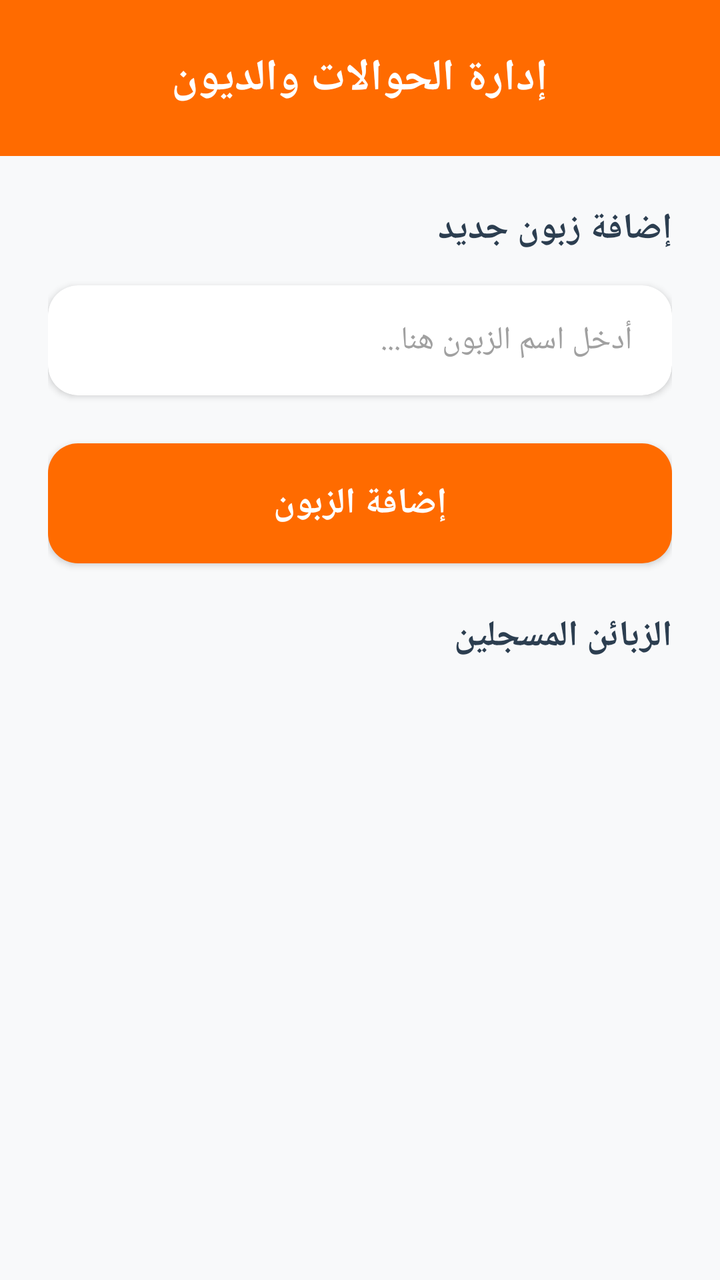
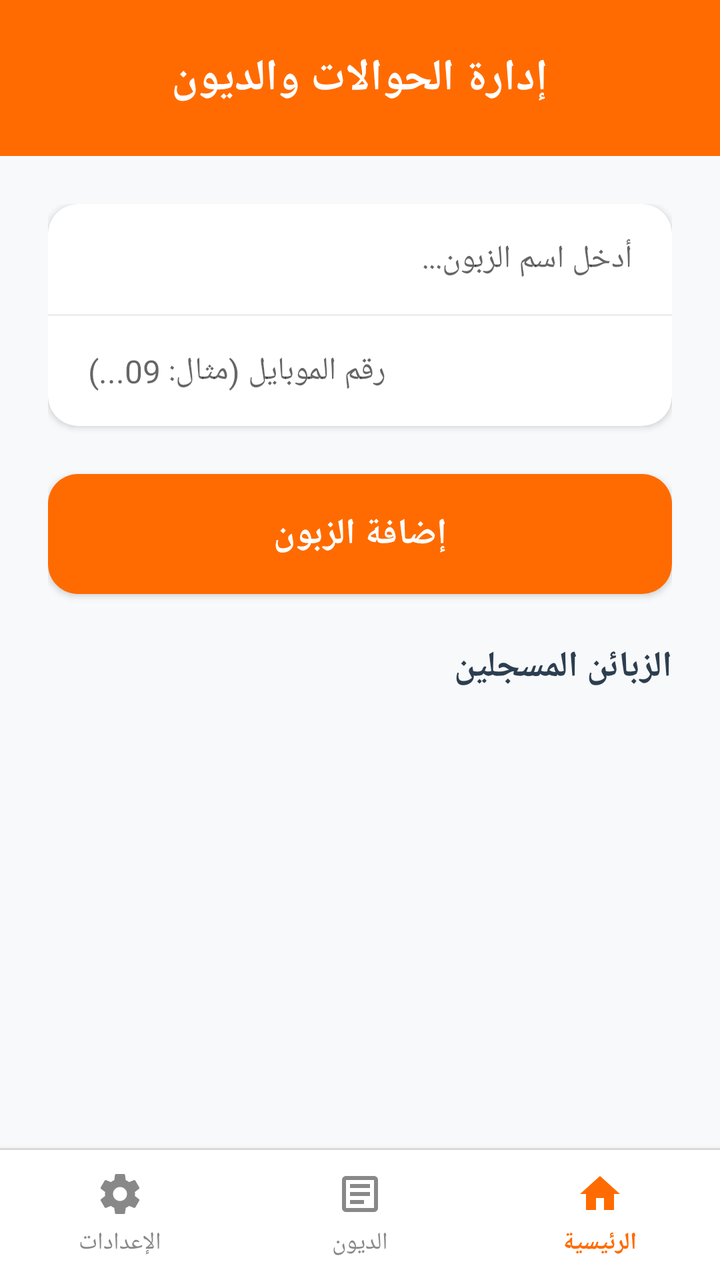

Before-and-after screenshots of an Android layout around one commit, followed by the original layout XML and the change that was made.
<!-- AndroidManifest.xml: application theme Theme.AppCompat.Light.NoActionBar -->
<!-- res/layout/activity_main.xml -->
﻿<?xml version="1.0" encoding="utf-8"?>
<LinearLayout xmlns:android="http://schemas.android.com/apk/res/android"
    xmlns:app="http://schemas.android.com/apk/res-auto"
    android:layout_width="match_parent"
    android:layout_height="match_parent"
    android:orientation="vertical"
    android:layoutDirection="rtl"
    android:background="#F8F9FA">

    <LinearLayout
        android:layout_width="match_parent"
        android:layout_height="wrap_content"
        android:background="#FF6B00"
        android:padding="24dp"
        android:orientation="vertical"
        android:gravity="center">
        <TextView
            android:layout_width="wrap_content"
            android:layout_height="wrap_content"
            android:text="إدارة الحوالات والديون"
            android:textSize="22sp"
            android:textStyle="bold"
            android:textColor="#FFFFFF" />
    </LinearLayout>

    <LinearLayout
        android:layout_width="match_parent"
        android:layout_height="match_parent"
        android:orientation="vertical"
        android:padding="24dp">

        <TextView
            android:layout_width="wrap_content"
            android:layout_height="wrap_content"
            android:text="إضافة زبون جديد"
            android:textSize="18sp"
            android:textStyle="bold"
            android:textColor="#2C3E50"
            android:layout_marginBottom="16dp"/>

        <androidx.cardview.widget.CardView
            android:layout_width="match_parent"
            android:layout_height="wrap_content"
            app:cardCornerRadius="15dp"
            app:cardElevation="2dp"
            android:layout_marginBottom="24dp"
            app:cardBackgroundColor="#FFFFFF">
            <EditText
                android:id="@+id/input_name"
                android:layout_width="match_parent"
                android:layout_height="55dp"
                android:background="@null"
                android:hint="أدخل اسم الزبون هنا..."
                android:paddingStart="20dp"
                android:paddingEnd="20dp"
                android:textSize="16sp"
                android:textColor="#333333"
                android:textColorHint="#A0A0A0" />
        </androidx.cardview.widget.CardView>

        <androidx.appcompat.widget.AppCompatButton
            android:id="@+id/btn_save"
            android:layout_width="match_parent"
            android:layout_height="60dp"
            android:text="إضافة الزبون"
            android:textSize="18sp"
            android:textStyle="bold"
            android:background="@drawable/bg_rounded_orange"
            android:textColor="#FFFFFF" 
            android:layout_marginBottom="24dp"/>

        <TextView
            android:layout_width="wrap_content"
            android:layout_height="wrap_content"
            android:text="الزبائن المسجلين"
            android:textSize="18sp"
            android:textStyle="bold"
            android:textColor="#2C3E50"
            android:layout_marginBottom="12dp"/>

        <androidx.recyclerview.widget.RecyclerView
            android:id="@+id/recycler_customers"
            android:layout_width="match_parent"
            android:layout_height="match_parent"
            android:clipToPadding="false"
            android:paddingBottom="20dp" />
    </LinearLayout>
</LinearLayout>
<!-- resources referenced by this layout -->
<resources>
  <!-- drawable bg_rounded_orange (drawable) -->
  <?xml version="1.0" encoding="utf-8"?>
  <shape xmlns:android="http://schemas.android.com/apk/res/android" android:shape="rectangle">
      <solid android:color="#FF6B00" />
      <corners android:radius="15dp" />
  </shape>
</resources>

<!-- the commit's change to res/layout/activity_main.xml (unified diff, before → after) -->
@@ -7,82 +7,189 @@
     android:layoutDirection="rtl"
     android:background="#F8F9FA">
 
+    
     <LinearLayout
         android:layout_width="match_parent"
-        android:layout_height="wrap_content"
-        android:background="#FF6B00"
-        android:padding="24dp"
-        android:orientation="vertical"
-        android:gravity="center">
-        <TextView
-            android:layout_width="wrap_content"
+        android:layout_height="0dp"
+        android:layout_weight="1"
+        android:orientation="vertical">
+        
+        <LinearLayout
+            android:layout_width="match_parent"
             android:layout_height="wrap_content"
-            android:text="إدارة الحوالات والديون"
-            android:textSize="22sp"
-            android:textStyle="bold"
-            android:textColor="#FFFFFF" />
+            android:background="#FF6B00"
+            android:padding="24dp"
+            android:orientation="vertical"
+            android:gravity="center">
+            <TextView
+                android:layout_width="wrap_content"
+                android:layout_height="wrap_content"
+                android:text="إدارة الحوالات والديون"
+                android:textSize="22sp"
+                android:textStyle="bold"
+                android:textColor="#FFFFFF" />
+        </LinearLayout>
+
+        <LinearLayout
+            android:layout_width="match_parent"
+            android:layout_height="match_parent"
+            android:orientation="vertical"
+            android:padding="24dp">
+            
+            <androidx.cardview.widget.CardView
+                android:layout_width="match_parent"
+                android:layout_height="wrap_content"
+                app:cardCornerRadius="15dp"
+                app:cardElevation="2dp"
+                android:layout_marginBottom="24dp"
+                app:cardBackgroundColor="#FFFFFF">
+                <LinearLayout
+                    android:layout_width="match_parent"
+                    android:layout_height="wrap_content"
+                    android:orientation="vertical">
+                    <EditText
+                        android:id="@+id/input_name"
+                        android:layout_width="match_parent"
+                        android:layout_height="55dp"
+                        android:background="@null"
+                        android:hint="أدخل اسم الزبون..."
+                        android:paddingStart="20dp"
+                        android:paddingEnd="20dp"
+                        android:textSize="16sp"
+                        android:textColor="#333333" />
+                    <View
+                        android:layout_width="match_parent"
+                        android:layout_height="1dp"
+                        android:background="#EEEEEE" />
+                    <EditText
+                        android:id="@+id/input_phone"
+                        android:layout_width="match_parent"
+                        android:layout_height="55dp"
+                        android:background="@null"
+                        android:inputType="phone"
+                        android:hint="رقم الموبايل (مثال: 09...)"
+                        android:paddingStart="20dp"
+                        android:paddingEnd="20dp"
+                        android:textSize="16sp"
+                        android:textColor="#333333" />
+                </LinearLayout>
+            </androidx.cardview.widget.CardView>
+
+            <androidx.appcompat.widget.AppCompatButton
+                android:id="@+id/btn_save"
+                android:layout_width="match_parent"
+                android:layout_height="60dp"
+                android:text="إضافة الزبون"
+                android:textSize="18sp"
+                android:textStyle="bold"
+                android:background="@drawable/bg_rounded_orange"
+                android:textColor="#FFFFFF" 
+                android:layout_marginBottom="24dp"/>
+
+            <TextView
+                android:layout_width="wrap_content"
+                android:layout_height="wrap_content"
+                android:text="الزبائن المسجلين"
+                android:textSize="18sp"
+                android:textStyle="bold"
+                android:textColor="#2C3E50"
+                android:layout_marginBottom="12dp"/>
+
+            <androidx.recyclerview.widget.RecyclerView
+                android:id="@+id/recycler_customers"
+                android:layout_width="match_parent"
+                android:layout_height="match_parent"
+                android:clipToPadding="false"
+                android:paddingBottom="20dp" />
+        </LinearLayout>
     </LinearLayout>
 
+    
+    <View
+        android:layout_width="match_parent"
+        android:layout_height="1dp"
+        android:background="#E0E0E0" />
+
+    
     <LinearLayout
         android:layout_width="match_parent"
-        android:layout_height="match_parent"
-        android:orientation="vertical"
-        android:padding="24dp">
+        android:layout_height="65dp"
+        android:orientation="horizontal"
+        android:background="#FFFFFF"
+        android:elevation="8dp">
 
-        <TextView
-            android:layout_width="wrap_content"
-            android:layout_height="wrap_content"
-            android:text="إضافة زبون جديد"
-            android:textSize="18sp"
-            android:textStyle="bold"
-            android:textColor="#2C3E50"
-            android:layout_marginBottom="16dp"/>
+        
+        <LinearLayout
+            android:id="@+id/nav_home"
+            android:layout_width="0dp"
+            android:layout_weight="1"
+            android:layout_height="match_parent"
+            android:orientation="vertical"
+            android:gravity="center"
+            android:background="?android:attr/selectableItemBackground"
+            android:clickable="true"
+            android:focusable="true">
+            <ImageView
+                android:layout_width="24dp"
+                android:layout_height="24dp"
+                android:src="@drawable/ic_home" />
+            <TextView
+                android:layout_width="wrap_content"
+                android:layout_height="wrap_content"
+                android:text="الرئيسية"
+                android:textSize="12sp"
+                android:textStyle="bold"
+                android:textColor="#FF6B00"
+                android:layout_marginTop="4dp"/>
+        </LinearLayout>
 
-        <androidx.cardview.widget.CardView
-            android:layout_width="match_parent"
-            android:layout_height="wrap_content"
-            app:cardCornerRadius="15dp"
-            app:cardElevation="2dp"
-            android:layout_marginBottom="24dp"
-            app:cardBackgroundColor="#FFFFFF">
-            <EditText
-                android:id="@+id/input_name"
-                android:layout_width="match_parent"
-                android:layout_height="55dp"
-                android:background="@null"
-                android:hint="أدخل اسم الزبون هنا..."
-                android:paddingStart="20dp"
-                android:paddingEnd="20dp"
-                android:textSize="16sp"
-                android:textColor="#333333"
-                android:textColorHint="#A0A0A0" />
-        </androidx.cardview.widget.CardView>
+        
+        <LinearLayout
+            android:id="@+id/nav_debt"
+            android:layout_width="0dp"
+            android:layout_weight="1"
+            android:layout_height="match_parent"
+            android:orientation="vertical"
+            android:gravity="center"
+            android:background="?android:attr/selectableItemBackground"
+            android:clickable="true"
+            android:focusable="true">
+            <ImageView
+                android:layout_width="24dp"
+                android:layout_height="24dp"
+                android:src="@drawable/ic_debt" />
+            <TextView
+                android:layout_width="wrap_content"
+                android:layout_height="wrap_content"
+                android:text="الديون"
+                android:textSize="12sp"
+                android:textColor="#888888"
+                android:layout_marginTop="4dp"/>
+        </LinearLayout>
 
-        <androidx.appcompat.widget.AppCompatButton
-            android:id="@+id/btn_save"
-            android:layout_width="match_parent"
-            android:layout_height="60dp"
-            android:text="إضافة الزبون"
-            android:textSize="18sp"
-            android:textStyle="bold"
-            android:background="@drawable/bg_rounded_orange"
-            android:textColor="#FFFFFF" 
-            android:layout_marginBottom="24dp"/>
+        
+        <LinearLayout
+            android:id="@+id/nav_settings"
+            android:layout_width="0dp"
+            android:layout_weight="1"
+            android:layout_height="match_parent"
+            android:orientation="vertical"
+            android:gravity="center"
+            android:background="?android:attr/selectableItemBackground"
+            android:clickable="true"
+            android:focusable="true">
+            <ImageView
+                android:layout_width="24dp"
+                android:layout_height="24dp"
+                android:src="@drawable/ic_settings" />
+            <TextView
+                android:layout_width="wrap_content"
+                android:layout_height="wrap_content"
+                android:text="الإعدادات"
+                android:textSize="12sp"
+                android:textColor="#888888"
+                android:layout_marginTop="4dp"/>
+        </LinearLayout>
 
-        <TextView
-            android:layout_width="wrap_content"
-            android:layout_height="wrap_content"
-            android:text="الزبائن المسجلين"
-            android:textSize="18sp"
-            android:textStyle="bold"
-            android:textColor="#2C3E50"
-            android:layout_marginBottom="12dp"/>
-
-        <androidx.recyclerview.widget.RecyclerView
-            android:id="@+id/recycler_customers"
-            android:layout_width="match_parent"
-            android:layout_height="match_parent"
-            android:clipToPadding="false"
-            android:paddingBottom="20dp" />
     </LinearLayout>
 </LinearLayout>
<!-- resource entries referenced after the edit -->
@@ -6,5 +6,20 @@
       <solid android:color="#FF6B00" />
       <corners android:radius="15dp" />
   </shape>
+  <!-- drawable ic_debt (drawable) -->
+  ﻿<?xml version="1.0" encoding="utf-8"?>
+  <vector xmlns:android="http://schemas.android.com/apk/res/android" android:width="24dp" android:height="24dp" android:viewportWidth="24" android:viewportHeight="24">
+      <path android:fillColor="#888888" android:pathData="M19,3H5C3.89,3 3,3.9 3,5v14c0,1.1 0.89,2 2,2h14c1.11,0 2,-0.9 2,-2V5C21,3.9 20.11,3 19,3zM19,19H5V5h14V19zM7,7h10v2H7V7zM7,11h10v2H7V11zM7,15h7v2H7V15z"/>
+  </vector>
+  <!-- drawable ic_home (drawable) -->
+  ﻿<?xml version="1.0" encoding="utf-8"?>
+  <vector xmlns:android="http://schemas.android.com/apk/res/android" android:width="24dp" android:height="24dp" android:viewportWidth="24" android:viewportHeight="24">
+      <path android:fillColor="#FF6B00" android:pathData="M10,20v-6h4v6h5v-8h3L12,3 2,12h3v8z"/>
+  </vector>
+  <!-- drawable ic_settings (drawable) -->
+  ﻿<?xml version="1.0" encoding="utf-8"?>
+  <vector xmlns:android="http://schemas.android.com/apk/res/android" android:width="24dp" android:height="24dp" android:viewportWidth="24" android:viewportHeight="24">
+      <path android:fillColor="#888888" android:pathData="M19.43,12.98c0.04,-0.32 0.07,-0.64 0.07,-0.98s-0.03,-0.66 -0.07,-0.98l2.11,-1.65c0.19,-0.15 0.24,-0.42 0.12,-0.64l-2,-3.46c-0.12,-0.22 -0.39,-0.3 -0.61,-0.22l-2.49,1c-0.52,-0.4 -1.08,-0.73 -1.69,-0.98l-0.38,-2.65C14.46,2.18 14.25,2 14,2h-4c-0.25,0 -0.46,0.18 -0.49,0.42l-0.38,2.65c-0.61,0.25 -1.17,0.59 -1.69,0.98l-2.49,-1c-0.23,-0.09 -0.49,0 -0.61,0.22l-2,3.46c-0.13,0.22 -0.07,0.49 0.12,0.64l2.11,1.65c-0.04,0.32 -0.07,0.65 -0.07,0.98s0.03,0.66 0.07,0.98l-2.11,1.65c-0.19,0.15 -0.24,0.42 -0.12,0.64l2,3.46c0.12,0.22 0.39,0.3 0.61,0.22l2.49,-1c0.52,0.4 1.08,0.73 1.69,0.98l0.38,2.65C9.54,21.82 9.75,22 10,22h4c0.25,0 0.46,-0.18 0.49,-0.42l0.38,-2.65c0.61,-0.25 1.17,-0.59 1.69,-0.98l2.49,1c0.23,0.09 0.49,0 0.61,-0.22l2,-3.46c0.12,-0.22 0.07,-0.49 -0.12,-0.64l-2.11,-1.65zM12,15.5c-1.93,0 -3.5,-1.57 -3.5,-3.5s1.57,-3.5 3.5,-3.5 3.5,1.57 3.5,3.5 -1.57,3.5 -3.5,3.5z"/>
+  </vector>
 </resources>
 
